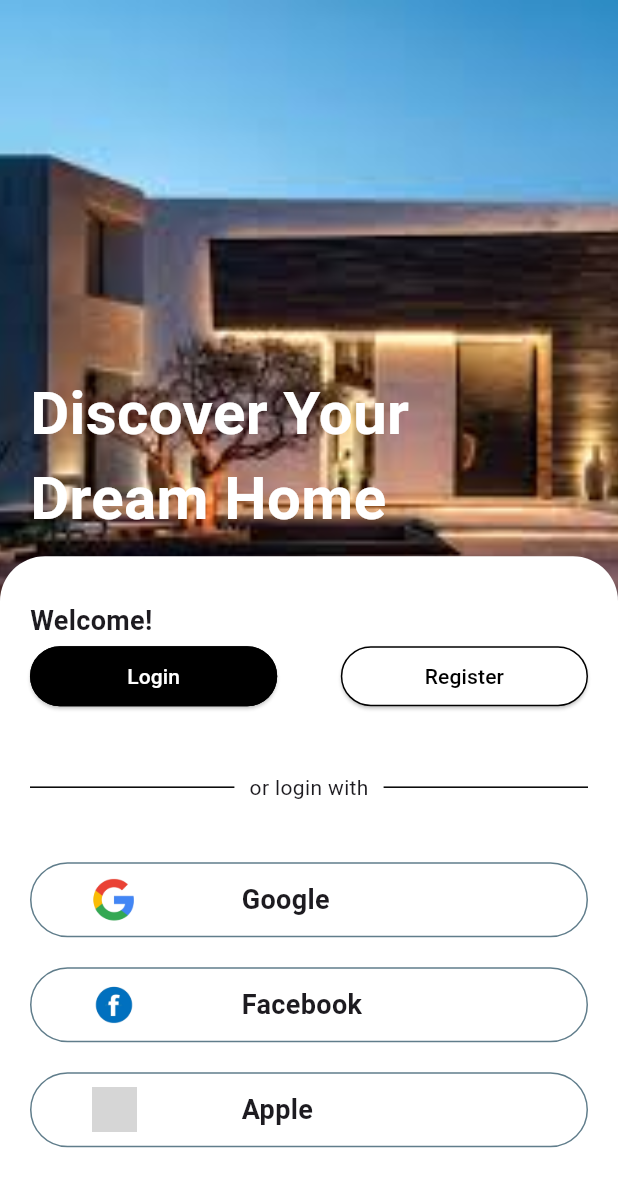
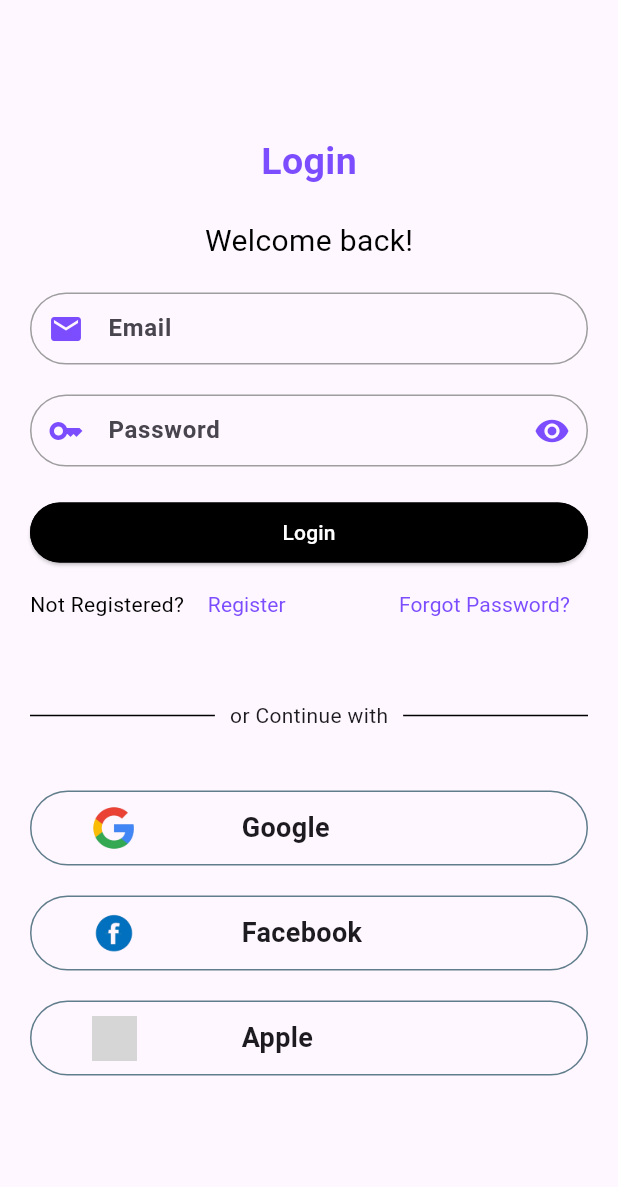
Before and after one commit to wisdomscode/Realtor-Mobile-App, a Flutter app: the screen it shows after launch, after a tap on "Login", on a phone screen of 412 x 824 dp. Shown: the top 1187 px of the screen. Run offline on Flutter 3.47's test engine with Material 3 defaults, Android fonts, the phone set to English and light mode, and no system bars; grey boxes are pictures that could not be loaded.

Commit message:
login and register

```diff
--- /dev/null
+++ b/lib/screens/auth/login_screen.dart
@@ -0,0 +1,172 @@
+import 'package:flutter/material.dart';
+import 'package:realtor/screens/auth/register_screen.dart';
+import 'package:realtor/widgets/button_widget.dart';
+import 'package:realtor/widgets/custom_text_field_widget.dart';
+import 'package:realtor/widgets/custom_text_widget.dart';
+import 'package:realtor/widgets/social_button_widget.dart';
+
+class LoginScreen extends StatefulWidget {
+  const LoginScreen({super.key});
+
+  @override
+  State<LoginScreen> createState() => _LoginScreenState();
+}
+
+class _LoginScreenState extends State<LoginScreen> {
+  final GlobalKey<FormState> _formKey = GlobalKey<FormState>();
+  TextEditingController emailController = TextEditingController();
+  TextEditingController passwordController = TextEditingController();
+
+  bool isPasswordObscured = true;
+  String name = '';
+
+  void loginFunction() {
+    print('Hello');
+    print(emailController.text);
+
+    setState(() {
+      name = emailController.text;
+    });
+  }
+
+  @override
+  Widget build(BuildContext context) {
+    return Scaffold(
+      body: Padding(
+        padding: const EdgeInsets.symmetric(horizontal: 20.0, vertical: 40),
+        child: Form(
+          key: _formKey,
+          child: Column(
+            children: [
+              const SizedBox(height: 50),
+              const CustomTextWidget(
+                text: 'Login',
+                fontSize: 25,
+                color: Colors.deepPurpleAccent,
+                fontWeight: FontWeight.bold,
+              ),
+              const SizedBox(height: 20),
+              CustomTextWidget(
+                text: (name == '') ? 'Welcome back!' : 'Welcome $name!',
+                fontSize: 20,
+              ),
+              const SizedBox(height: 20),
+              CustomTextFieldWidget(
+                controller: emailController,
+                validator: (value) {
+                  if (value!.isEmpty) {
+                    return "Email Can Not be empty";
+                  }
+                  return null;
+                },
+                label: Text('Email'),
+                prefixIcon: Icon(
+                  Icons.email,
+                  color: Colors.deepPurpleAccent,
+                ),
+              ),
+              const SizedBox(height: 20),
+              CustomTextFieldWidget(
+                controller: passwordController,
+                validator: (value) {
+                  if (value!.isEmpty) {
+                    return "Password Can Not be empty";
+                  }
+                  return null;
+                },
+                obscureText: isPasswordObscured,
+                label: const Text('Password'),
+                prefixIcon: const Icon(
+                  Icons.key,
+                  color: Colors.deepPurpleAccent,
+                ),
+                suffixIcon: IconButton(
+                    onPressed: () {
+                      setState(() {
+                        isPasswordObscured = !isPasswordObscured;
+                      });
+                    },
+                    icon: isPasswordObscured
+                        ? const Icon(
+                            Icons.visibility,
+                            color: Colors.deepPurpleAccent,
+                          )
+                        : const Icon(
+                            Icons.visibility_off,
+                            color: Colors.deepPurpleAccent,
+                          )),
+              ),
+              const SizedBox(height: 20),
+              CustomButtonWidget(
+                name: 'Login',
+                submit: () {
+                  if (_formKey.currentState!.validate()) {
+                    loginFunction();
+                  }
+                },
+              ),
+              Row(
+                mainAxisAlignment: MainAxisAlignment.spaceBetween,
+                children: [
+                  Row(
+                    children: [
+                      const CustomTextWidget(text: 'Not Registered? '),
+                      TextButton(
+                          onPressed: () {
+                            Navigator.of(context).push(MaterialPageRoute(builder: (context) => const RegisterScreen()));
+                          },
+                          child: const CustomTextWidget(
+                            text: 'Register',
+                            color: Colors.deepPurpleAccent,
+                          )),
+                    ],
+                  ),
+                  TextButton(
+                      onPressed: () {},
+                      child: const CustomTextWidget(
+                        text: 'Forgot Password?',
+                        color: Colors.deepPurpleAccent,
+                      )),
+                ],
+              ),
+              const SizedBox(height: 40),
+              const Row(
+                children: [
+                  Expanded(child: Divider(color: Colors.black)),
+                  SizedBox(width: 10),
+                  Text('or Continue with'),
+                  SizedBox(width: 10),
+                  Expanded(child: Divider(color: Colors.black)),
+                ],
+              ),
+              const SizedBox(height: 40),
+              CustomSocialButtonWidget(
+                name: 'Google',
+                image: "assets/images/google.png",
+                submit: () {
+                  print('Google clicked');
+                },
+              ),
+              const SizedBox(height: 20),
+              CustomSocialButtonWidget(
+                name: 'Facebook',
+                image: "assets/images/facebook.png",
+                submit: () {
+                  print('Facebook clicked');
+                },
+              ),
+              const SizedBox(height: 20),
+              CustomSocialButtonWidget(
+                name: 'Apple',
+                image: "assets/images/apple.png",
+                submit: () {
+                  print('Apple clicked');
+                },
+              )
+            ],
+          ),
+        ),
+      ),
+    );
+  }
+}
--- a/lib/screens/onboarding_screen.dart
+++ b/lib/screens/onboarding_screen.dart
@@ -1,4 +1,6 @@
 import 'package:flutter/material.dart';
+import 'package:realtor/screens/auth/login_screen.dart';
+import 'package:realtor/screens/auth/register_screen.dart';
 import 'package:realtor/widgets/button_widget.dart';
 import 'package:realtor/widgets/social_button_widget.dart';
 
@@ -57,13 +59,22 @@ class _OnboardingScreenState extends State<OnboardingScreen> {
                         'Welcome!',
                         style: TextStyle(fontSize: 18, fontWeight: FontWeight.bold),
                       ),
+                      const Text('Login in to continue!'),
+
+                      const SizedBox(height: 20),
+
                       Row(
                         mainAxisAlignment: MainAxisAlignment.spaceBetween,
                         children: [
                           CustomButtonWidget(
                             name: 'Login',
                             submit: () {
-                              print('Login Now');
+                              Navigator.push(
+                                context,
+                                MaterialPageRoute(
+                                  builder: (context) => const LoginScreen(),
+                                ),
+                              );
                             },
                             width: MediaQuery.of(context).size.width * 0.4,
                           ),
@@ -72,7 +83,12 @@ class _OnboardingScreenState extends State<OnboardingScreen> {
                             bgColor: Colors.white,
                             textColor: Colors.black,
                             submit: () {
-                              print('Register Now');
+                              Navigator.push(
+                                context,
+                                MaterialPageRoute(
+                                  builder: (context) => const RegisterScreen(),
+                                ),
+                              );
                             },
                             width: MediaQuery.of(context).size.width * 0.4,
                           ),
--- /dev/null
+++ b/lib/widgets/custom_text_field_widget.dart
@@ -0,0 +1,50 @@
+import 'package:flutter/material.dart';
+
+class CustomTextFieldWidget extends StatelessWidget {
+  const CustomTextFieldWidget({
+    super.key,
+    this.label,
+    this.hintText,
+    this.prefixIcon,
+    this.suffixIcon,
+    this.obscureText,
+    this.validator,
+    this.controller,
+  });
+
+  final Widget? label;
+  final String? hintText;
+  final Widget? prefixIcon;
+  final Widget? suffixIcon;
+  final bool? obscureText;
+  final FormFieldValidator<String>? validator;
+  final TextEditingController? controller;
+
+  @override
+  Widget build(BuildContext context) {
+    return TextFormField(
+      controller: controller,
+      validator: validator,
+      obscureText: obscureText ?? false,
+      decoration: InputDecoration(
+          hintText: hintText ?? '',
+          label: label,
+          labelStyle: TextStyle(fontWeight: FontWeight.bold),
+          border: OutlineInputBorder(
+            borderSide: BorderSide(width: 1, color: Colors.grey),
+            borderRadius: BorderRadius.circular(30),
+          ),
+          enabledBorder: OutlineInputBorder(
+            borderSide: BorderSide(width: 1, color: Colors.grey),
+            borderRadius: BorderRadius.circular(30),
+          ),
+          focusedBorder: OutlineInputBorder(
+            borderSide: BorderSide(width: 2, color: Colors.deepPurpleAccent),
+            borderRadius: BorderRadius.circular(30),
+          ),
+          prefixIcon: prefixIcon,
+          suffixIcon: suffixIcon,
+          contentPadding: EdgeInsets.only(left: 30)),
+    );
+  }
+}
--- /dev/null
+++ b/lib/widgets/custom_text_widget.dart
@@ -0,0 +1,28 @@
+import 'package:flutter/material.dart';
+
+class CustomTextWidget extends StatelessWidget {
+  const CustomTextWidget({
+    super.key,
+    required this.text,
+    this.fontSize,
+    this.color,
+    this.fontWeight,
+  });
+
+  final String text;
+  final double? fontSize;
+  final Color? color;
+  final FontWeight? fontWeight;
+
+  @override
+  Widget build(BuildContext context) {
+    return Text(
+      text,
+      style: TextStyle(
+        fontSize: fontSize ?? 14,
+        color: color ?? Colors.black,
+        fontWeight: fontWeight ?? FontWeight.normal,
+      ),
+    );
+  }
+}
```
Also changed, not shown: lib/screens/auth/register_screen.dart (added, +126 -0 lines).
